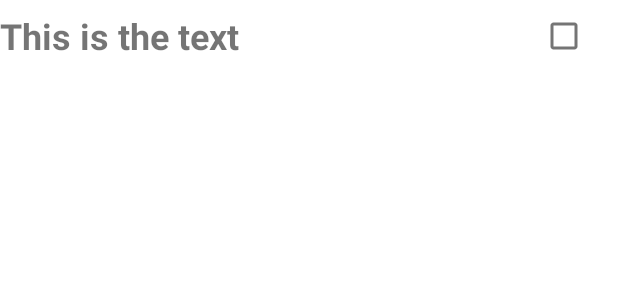
After one commit to Rohitohlyan66/Kotlin, an Android app: the layout recycler_view_item.xml on its own in the app's theme, with its tools: preview values and no code run, on a phone screen of 412 x 824 dp. The commit adds this screen. Shown: the top 300 px of the screen. Run offline under Robolectric (Android 15) with nearby library versions, the phone set to English and light mode, and no system bars.

Commit message:
New Commit

```diff
--- /dev/null
+++ b/app/src/main/java/com/example/kotlin/Todos.kt
@@ -0,0 +1,6 @@
+package com.example.kotlin
+
+data class Todos(
+    val title: String,
+    var isChecked: Boolean
+)
--- /dev/null
+++ b/app/src/main/res/layout/recycler_view_item.xml
@@ -0,0 +1,24 @@
+<?xml version="1.0" encoding="utf-8"?>
+<RelativeLayout xmlns:android="http://schemas.android.com/apk/res/android"
+    android:layout_width="match_parent"
+    android:layout_height="wrap_content">
+
+    <TextView
+        android:id="@+id/text"
+        android:layout_width="match_parent"
+        android:layout_height="wrap_content"
+        android:layout_centerVertical="true"
+        android:layout_toStartOf="@+id/checkbox"
+        android:text="This is the text"
+        android:textSize="24sp"
+        android:textStyle="bold" />
+
+    <CheckBox
+        android:id="@+id/checkbox"
+        android:layout_width="wrap_content"
+        android:layout_height="wrap_content"
+        android:layout_alignParentEnd="true"
+        android:layout_centerVertical="true"
+        android:layout_marginEnd="12dp" />
+
+</RelativeLayout>
```
Also changed, not shown: app/src/main/java/com/example/kotlin/MainActivity.kt (+17 -0 lines), app/src/main/java/com/example/kotlin/RecyclerAdapter.kt (added, +31 -0 lines), app/src/main/res/layout/activity_main.xml (+4 -5 lines).
